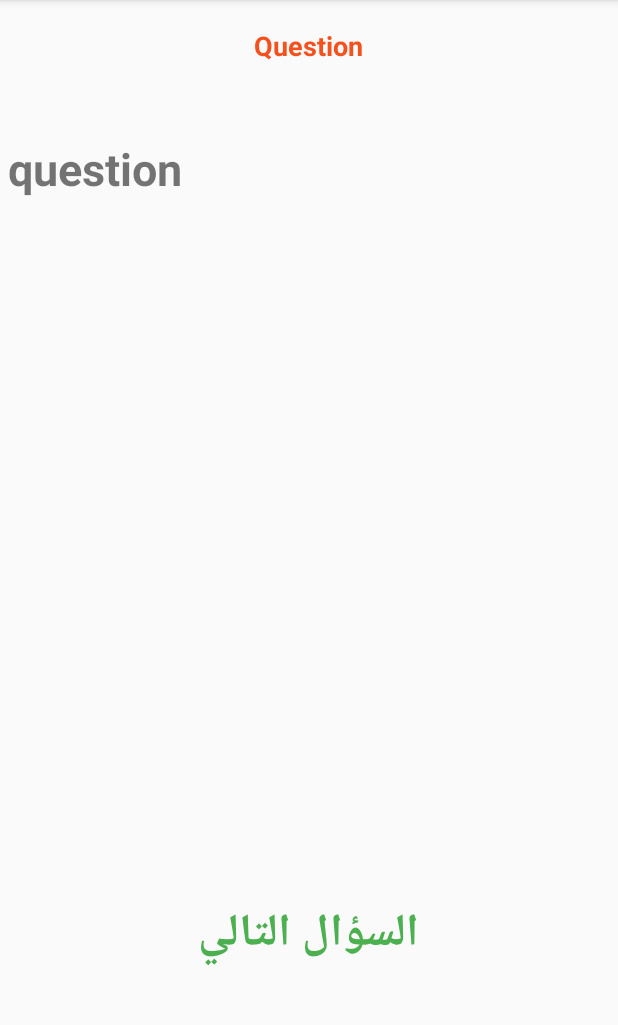
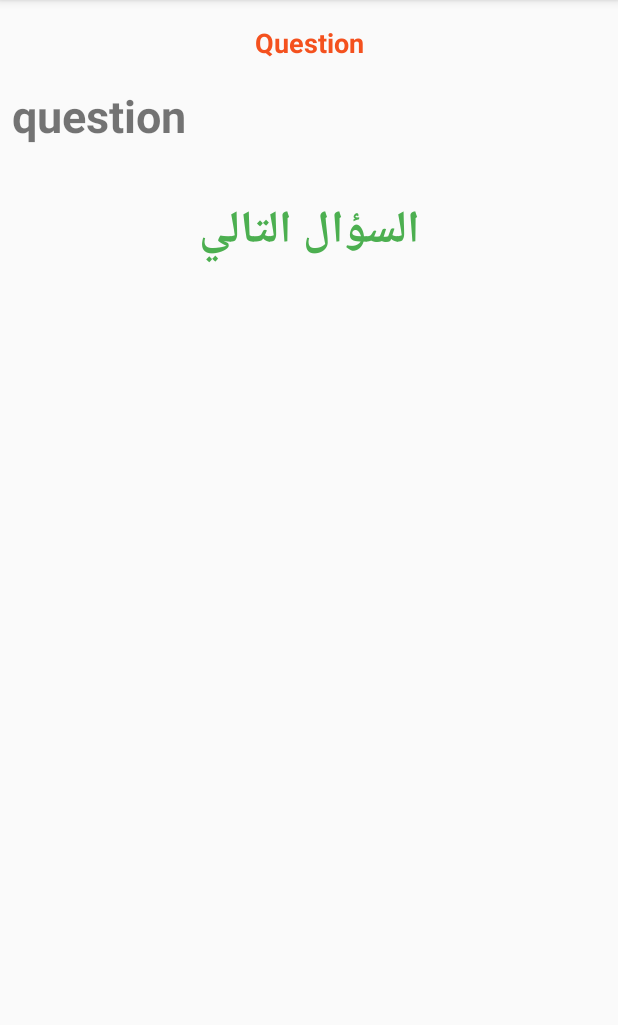
Before and after one commit to hamza0221/CoronaVirus, an Android app: the QuestionActivity screen opened directly, with no data from a screen before it, on a phone screen of 412 x 824 dp, the part 84-1109 px from its top. Run offline under Robolectric (Android 15) with nearby library versions, the phone set to English and light mode, and no system bars; our stand-ins replace AdMob.

Commit message:
layouts changed with constraint layout

```diff
--- a/app/src/main/res/layout/activity_question.xml
+++ b/app/src/main/res/layout/activity_question.xml
@@ -1,23 +1,24 @@
 <?xml version="1.0" encoding="utf-8"?>
-<LinearLayout xmlns:android="http://schemas.android.com/apk/res/android"
+<androidx.constraintlayout.widget.ConstraintLayout xmlns:android="http://schemas.android.com/apk/res/android"
     xmlns:app="http://schemas.android.com/apk/res-auto"
-    android:layout_width="match_parent" android:layout_height="match_parent"
+    xmlns:tools="http://schemas.android.com/tools"
+    android:layout_width="match_parent"
+    android:layout_height="match_parent"
     android:orientation="vertical"
     android:weightSum="12">
+
 
     <TextView
         android:id="@+id/textQNo"
         android:layout_width="wrap_content"
         android:layout_height="wrap_content"
-        android:layout_alignParentTop="true"
-        android:layout_alignLeft="@+id/imageView2"
-        android:layout_marginTop="18dp"
+
+        android:layout_gravity="center"
+        android:layout_marginTop="16dp"
+        android:layout_weight="1"
         android:paddingLeft="5dp"
-        android:layout_weight="1"
         android:paddingRight="5dp"
-        android:layout_gravity="center"
         android:text="Question"
-        android:textSize="18dp"
         android:textColor="#f4511e
 
 
@@ -25,53 +26,60 @@
 
 
 "
-        android:textStyle="bold" />
-
-
-
+        android:textSize="18dp"
+        android:textStyle="bold"
+        app:layout_constraintEnd_toEndOf="parent"
+        app:layout_constraintStart_toStartOf="parent"
+        app:layout_constraintTop_toTopOf="parent" />
 
     <TextView
         android:id="@+id/textQuestion"
         android:layout_width="match_parent"
         android:layout_height="wrap_content"
+
         android:layout_alignParentLeft="true"
-        android:layout_below="@+id/imageView2"
-        android:layout_marginLeft="5dp"
-        android:layout_marginRight="5dp"
         android:layout_gravity="center"
-        android:layout_marginTop="26dp"
+        android:layout_marginStart="8dp"
+        android:layout_marginLeft="8dp"
+        android:layout_marginTop="16dp"
+        android:layout_marginEnd="8dp"
+        android:layout_marginRight="8dp"
+        android:layout_weight="3"
         android:text="question"
+        android:textSize="30dp"
         android:textStyle="bold"
-        android:layout_weight="3"
-        android:textSize="30dp" />
+        app:layout_constraintEnd_toEndOf="parent"
+        app:layout_constraintStart_toStartOf="parent"
+        app:layout_constraintTop_toBottomOf="@+id/textQNo" />
+
 
     <RadioGroup
         android:id="@+id/radiogroupChoices"
         android:layout_width="wrap_content"
-        android:layout_height="300dp"
+        android:layout_height="wrap_content"
         android:layout_below="@+id/textQuestion"
-        android:layout_marginLeft="5dp"
-        android:layout_weight="3"
-        android:layout_marginRight="5dp"
 
 
-        android:layout_marginTop="24dp" />
-
-
+        android:layout_marginTop="16dp"
+        android:layout_weight="1"
+        app:layout_constraintStart_toStartOf="parent"
+        app:layout_constraintTop_toBottomOf="@+id/textQuestion" />
 
     <TextView
         android:id="@+id/btnNext"
         android:layout_width="wrap_content"
-        android:layout_height="wrap_content"
+        android:layout_height="62dp"
         android:layout_gravity="center"
+        android:layout_marginTop="16dp"
+        android:layout_weight="1"
+        android:text="@string/btnNext"
+
+        android:textColor="#4CAF50"
         android:textSize="30dp"
-        android:textColor="#4CAF50"
-        android:layout_weight="1"
-
-android:textStyle="bold"
-        android:text="@string/btnNext" />
+        android:textStyle="bold"
+        app:layout_constraintEnd_toEndOf="parent"
+        app:layout_constraintStart_toStartOf="parent"
+        app:layout_constraintTop_toBottomOf="@+id/radiogroupChoices" />
 
 
-
-
-</LinearLayout>
+</androidx.constraintlayout.widget.ConstraintLayout>
```
Also changed, not shown: app/src/main/res/layout/activity_stats.xml (+38 -14 lines).
